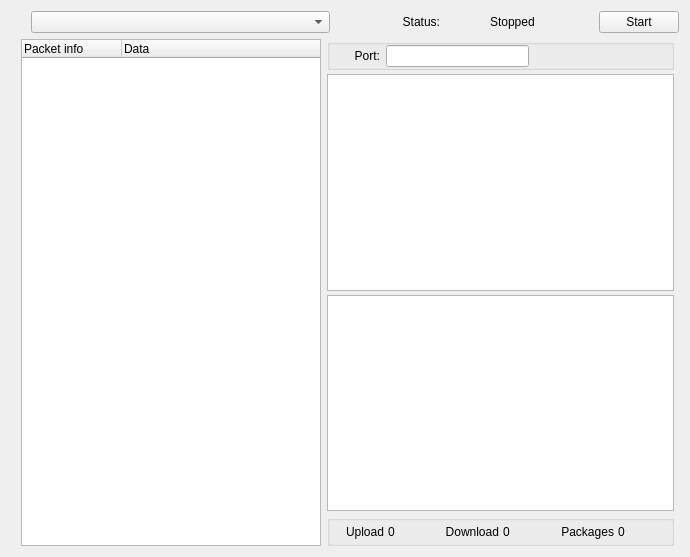
This is NastyTraffic/src/mainwindow.ui in tsudd/nasty-traffic as Qt 5 draws it before an edit. The edited form follows.
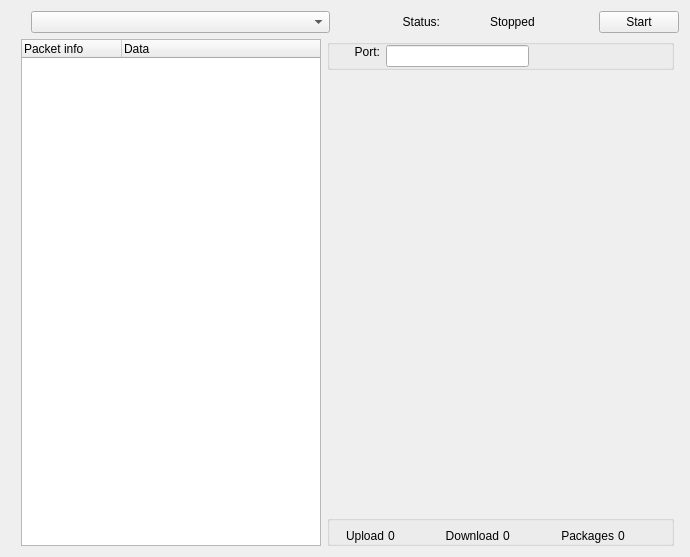
This is the edited form.

Commit message: add: download speed graph add: getting devices add: download speed graph

Diff of the .ui file:
```diff
--- a/NastyTraffic/src/mainwindow.ui
+++ b/NastyTraffic/src/mainwindow.ui
@@ -120,7 +120,7 @@
          <property name="spacing">
           <number>4</number>
          </property>
-         <item>
+         <item alignment="Qt::AlignTop">
           <widget class="QGroupBox" name="control">
            <layout class="QHBoxLayout" name="horizontalLayout_5">
             <property name="leftMargin">
@@ -135,7 +135,7 @@
             <property name="bottomMargin">
              <number>0</number>
             </property>
-            <item>
+            <item alignment="Qt::AlignTop">
              <widget class="QLabel" name="portLabel">
               <property name="minimumSize">
                <size>
@@ -174,12 +174,13 @@
           </widget>
          </item>
          <item>
-          <widget class="QGraphicsView" name="downloadGraph"/>
+          <layout class="QGridLayout" name="graphGrid">
+           <property name="sizeConstraint">
+            <enum>QLayout::SetMaximumSize</enum>
+           </property>
+          </layout>
          </item>
-         <item>
-          <widget class="QGraphicsView" name="uploadGraph"/>
-         </item>
-         <item>
+         <item alignment="Qt::AlignBottom">
           <widget class="QGroupBox" name="indicators">
            <layout class="QHBoxLayout" name="horizontalLayout_4">
             <property name="spacing">
@@ -200,7 +201,7 @@
             <property name="bottomMargin">
              <number>0</number>
             </property>
-            <item>
+            <item alignment="Qt::AlignBottom">
              <widget class="QLabel" name="uploadLabel">
               <property name="text">
                <string>Upload</string>
@@ -210,14 +211,14 @@
               </property>
              </widget>
             </item>
-            <item>
+            <item alignment="Qt::AlignBottom">
              <widget class="QLabel" name="uploadIndicator">
               <property name="text">
                <string>0</string>
               </property>
              </widget>
             </item>
-            <item>
+            <item alignment="Qt::AlignBottom">
              <widget class="QLabel" name="downloadLabel">
               <property name="text">
                <string>Download</string>
@@ -227,14 +228,14 @@
               </property>
              </widget>
             </item>
-            <item>
+            <item alignment="Qt::AlignBottom">
              <widget class="QLabel" name="downloadIndicator">
               <property name="text">
                <string>0</string>
               </property>
              </widget>
             </item>
-            <item>
+            <item alignment="Qt::AlignBottom">
              <widget class="QLabel" name="packagesLabel">
               <property name="text">
                <string>Packages</string>
@@ -244,7 +245,7 @@
               </property>
              </widget>
             </item>
-            <item>
+            <item alignment="Qt::AlignBottom">
              <widget class="QLabel" name="packagesIndicator">
               <property name="text">
                <string>0</string>
```
Left out of the diff: 2 changed lines with no effect on the pictures. The commit also changes 5 other files.
